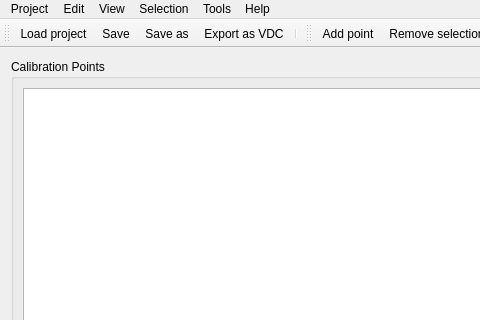
Before: the Qt Designer form VdcEditorWindow.ui in timschneeb/DDCToolbox, drawn with Qt 5; both pictures show x 0 to 480 and y 0 to 320 of the 976 by 541 pixel window.
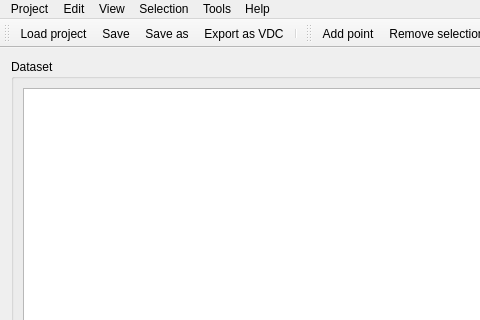
After: the same form once the commit is applied. Icons and pictures are not drawn. Custom widgets are drawn as their Qt base class.

Commit message: Fix strings and layout

Diff of the .ui file:
```diff
--- a/VdcEditorWindow.ui
+++ b/VdcEditorWindow.ui
@@ -47,7 +47,7 @@
         </sizepolicy>
        </property>
        <property name="title">
-        <string>Calibration Points</string>
+        <string>Dataset</string>
        </property>
        <layout class="QVBoxLayout" name="verticalLayout">
         <property name="leftMargin">
```
Left out of the diff: 4 changed lines with no effect on the pictures. The commit also changes 4 other files.
